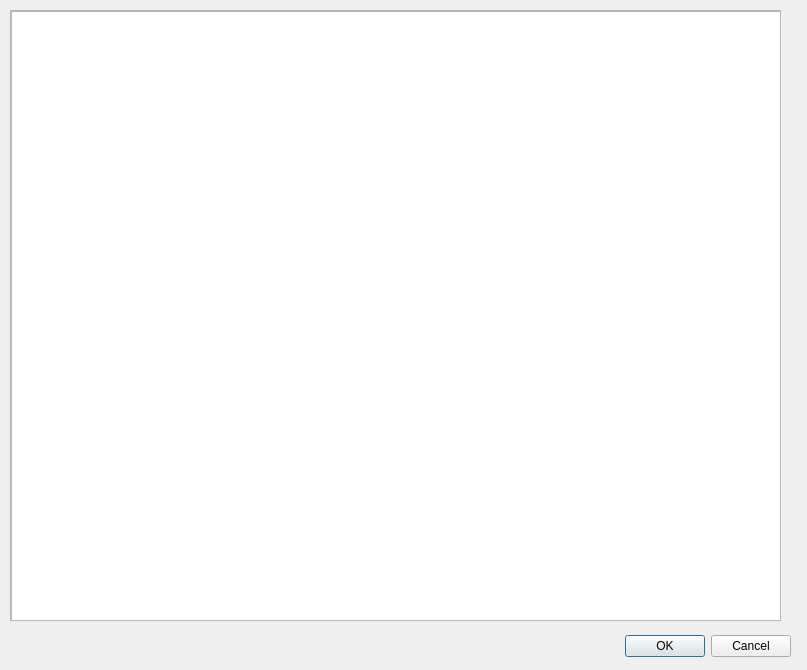
This is performancedialog.ui in gamoeba/stagehand as Qt 5 draws it before an edit. The edited form follows.
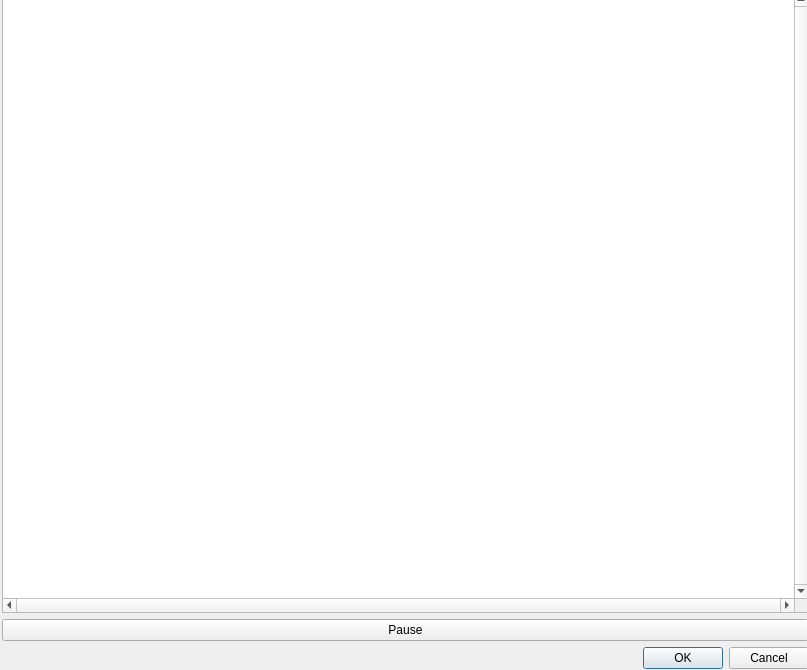
This is the edited form.

Diff of the .ui file:
```diff
--- a/performancedialog.ui
+++ b/performancedialog.ui
@@ -13,54 +13,79 @@
   <property name="windowTitle">
    <string>Dialog</string>
   </property>
-  <widget class="QDialogButtonBox" name="buttonBox">
+  <widget class="QWidget" name="verticalLayoutWidget">
    <property name="geometry">
     <rect>
-     <x>450</x>
-     <y>630</y>
-     <width>341</width>
-     <height>32</height>
+     <x>0</x>
+     <y>-10</y>
+     <width>811</width>
+     <height>681</height>
     </rect>
    </property>
-   <property name="orientation">
-    <enum>Qt::Horizontal</enum>
-   </property>
-   <property name="standardButtons">
-    <set>QDialogButtonBox::Cancel|QDialogButtonBox::Ok</set>
-   </property>
-  </widget>
-  <widget class="QScrollArea" name="scrollArea">
-   <property name="geometry">
-    <rect>
-     <x>10</x>
-     <y>10</y>
-     <width>771</width>
-     <height>611</height>
-    </rect>
-   </property>
-   <property name="widgetResizable">
-    <bool>true</bool>
-   </property>
-   <widget class="QWidget" name="scrollAreaWidgetContents">
-    <property name="geometry">
-     <rect>
-      <x>0</x>
-      <y>0</y>
-      <width>769</width>
-      <height>609</height>
-     </rect>
+   <layout class="QVBoxLayout" name="verticalLayout" stretch="1,0,1">
+    <property name="leftMargin">
+     <number>2</number>
     </property>
-    <widget class="QGraphicsView" name="graphicsView">
-     <property name="geometry">
-      <rect>
-       <x>0</x>
-       <y>0</y>
-       <width>781</width>
-       <height>611</height>
-      </rect>
-     </property>
-    </widget>
-   </widget>
+    <property name="topMargin">
+     <number>2</number>
+    </property>
+    <property name="rightMargin">
+     <number>2</number>
+    </property>
+    <property name="bottomMargin">
+     <number>2</number>
+    </property>
+    <item>
+     <widget class="QGraphicsView" name="graphicsView">
+      <property name="sizePolicy">
+       <sizepolicy hsizetype="Preferred" vsizetype="Preferred">
+        <horstretch>0</horstretch>
+        <verstretch>0</verstretch>
+       </sizepolicy>
+      </property>
+      <property name="verticalScrollBarPolicy">
+       <enum>Qt::ScrollBarAlwaysOn</enum>
+      </property>
+      <property name="horizontalScrollBarPolicy">
+       <enum>Qt::ScrollBarAlwaysOn</enum>
+      </property>
+      <property name="sizeAdjustPolicy">
+       <enum>QAbstractScrollArea::AdjustToContents</enum>
+      </property>
+      <property name="sceneRect">
+       <rectf>
+        <x>0.000000000000000</x>
+        <y>0.000000000000000</y>
+        <width>0.000000000000000</width>
+        <height>0.000000000000000</height>
+       </rectf>
+      </property>
+      <property name="viewportUpdateMode">
+       <enum>QGraphicsView::BoundingRectViewportUpdate</enum>
+      </property>
+     </widget>
+    </item>
+    <item>
+     <widget class="QPushButton" name="pauseButton">
+      <property name="text">
+       <string>Pause</string>
+      </property>
+      <property name="checkable">
+       <bool>true</bool>
+      </property>
+     </widget>
+    </item>
+    <item>
+     <widget class="QDialogButtonBox" name="buttonBox">
+      <property name="orientation">
+       <enum>Qt::Horizontal</enum>
+      </property>
+      <property name="standardButtons">
+       <set>QDialogButtonBox::Cancel|QDialogButtonBox::Ok</set>
+      </property>
+     </widget>
+    </item>
+   </layout>
   </widget>
  </widget>
  <resources/>
```
Left out of the diff: 21 changed lines with no effect on the pictures.
